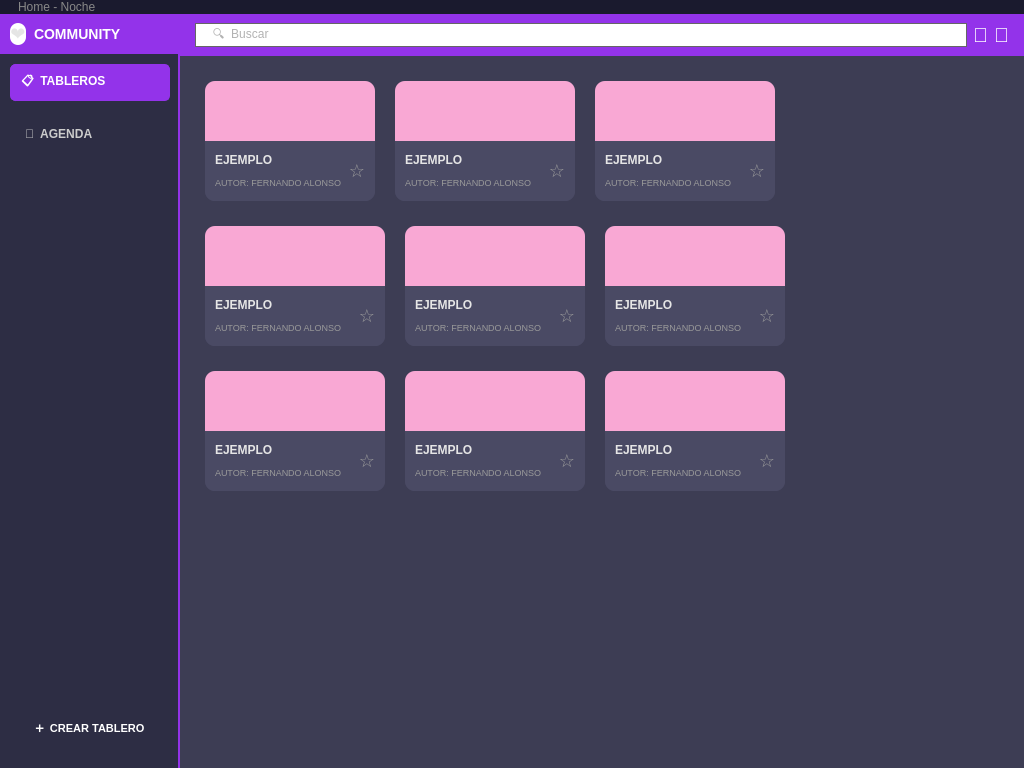
Old version of the form interfaces/.ui/home_community_dark.ui in the repository moramirete/Community.
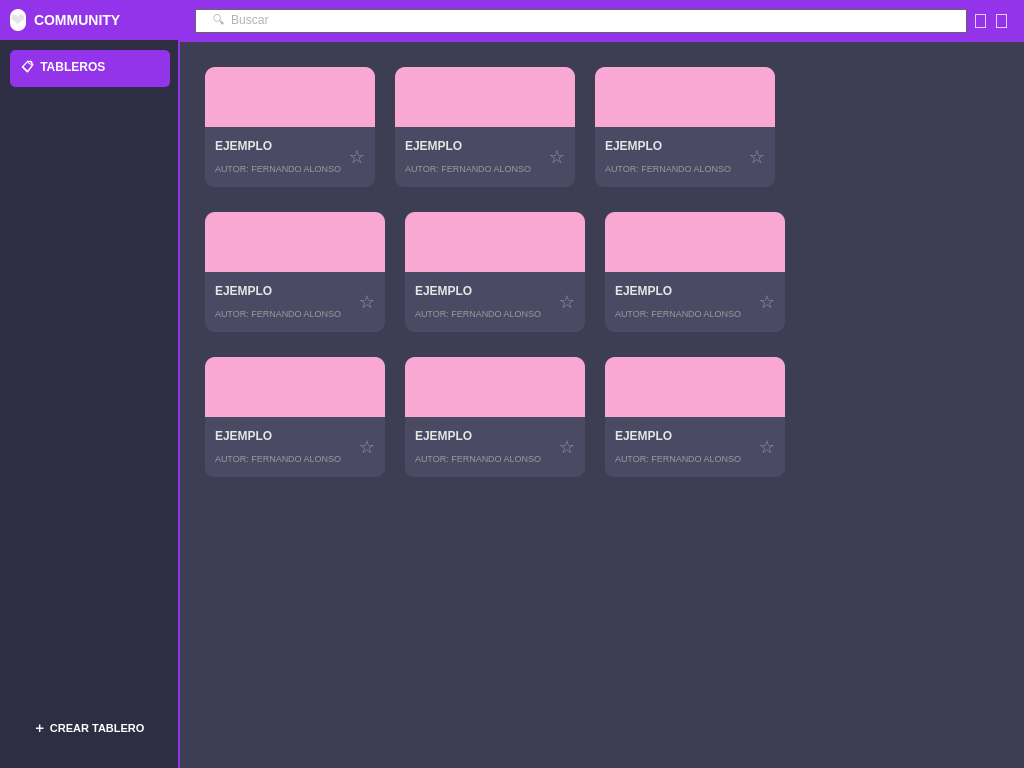
New version of the form.

Diff of the .ui file:
```diff
--- a/interfaces/.ui/home_community_dark.ui
+++ b/interfaces/.ui/home_community_dark.ui
@@ -39,22 +39,7 @@
     <property name="bottomMargin">
      <number>0</number>
     </property>
-    <item>
-     <widget class="QLabel" name="label_home_title">
-                                                                <property name="maximumSize">
-                                                                        <size>
-                                                                         <width>16777215</width>
-                                                                         <height>120</height>
-                                                                        </size>
-                                                                 </property>
-      <property name="styleSheet">
-       <string>background-color: #1a1a2e; color: #888; font-size: 12px; padding-left: 15px;</string>
-      </property>
-      <property name="text">
-       <string>Home - Noche</string>
-      </property>
-     </widget>
-    </item>
+
     <item>
      <layout class="QHBoxLayout" name="horizontalLayout">
       <property name="spacing">
@@ -104,10 +89,7 @@
 	padding-left: 10px;
 }
 
-QPushButton#btn_agenda {
-	margin: 5px 10px;
-	color: #ccc;
-}
+
 
 QPushButton#btn_crear {
 	background: qlineargradient(spread:pad, x1:0, y1:0, x2:1, y2:0, 
@@ -214,13 +196,7 @@
            </property>
           </widget>
          </item>
-         <item>
-          <widget class="QPushButton" name="btn_agenda">
-           <property name="text">
-            <string>📅  AGENDA</string>
-           </property>
-          </widget>
-         </item>
+
          <item>
           <spacer name="verticalSpacer">
            <property name="orientation">
```
